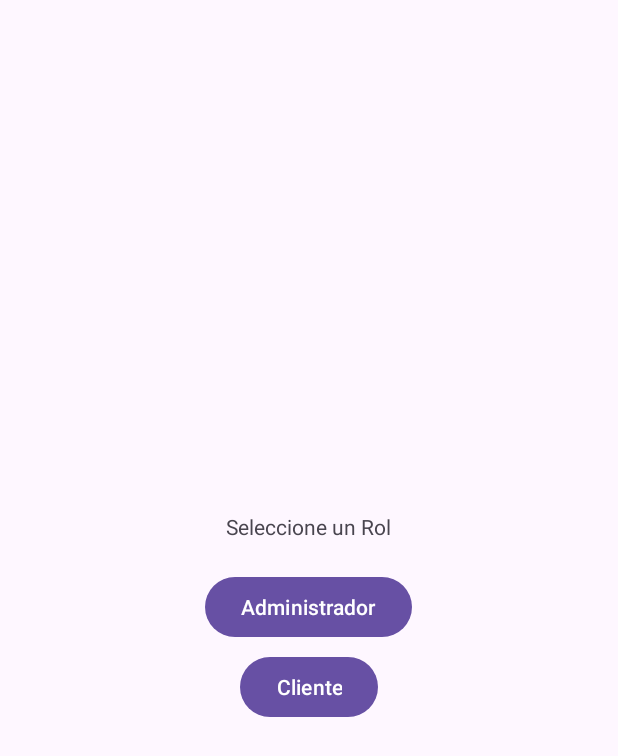
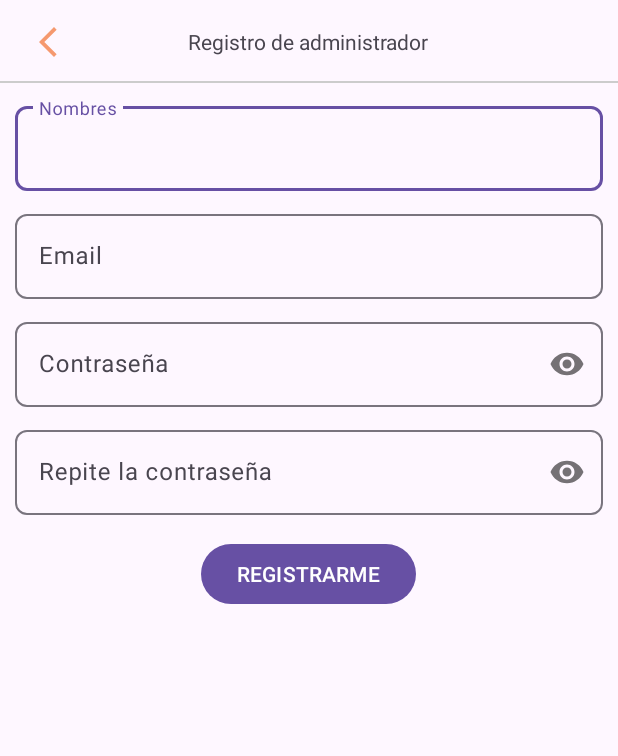
Before and after one commit to pedrojim23/finalmov, an Android app: the screen it shows after launch (Eligir_rol before the commit, Registrar_admin after it), after a tap on "Administrador", on a phone screen of 412 x 824 dp. Shown: the top 756 px of the screen. Run offline under Robolectric (Android 15) with nearby library versions, the light colour scheme and no system bars.

Commit message:
UI registrar admin

```diff
--- a/app/src/main/AndroidManifest.xml
+++ b/app/src/main/AndroidManifest.xml
@@ -12,6 +12,9 @@
         android:supportsRtl="true"
         android:theme="@style/Theme.Biblioteca"
         tools:targetApi="31">
+        <activity
+            android:name=".Administrador.Registrar_admin"
+            android:exported="false" />
         <activity
             android:name=".Eligir_rol"
             android:exported="false" />
--- /dev/null
+++ b/app/src/main/java/com/example/biblioteca/Administrador/Registrar_admin.kt
@@ -0,0 +1,12 @@
+package com.example.biblioteca.Administrador
+
+import androidx.appcompat.app.AppCompatActivity
+import android.os.Bundle
+import com.example.biblioteca.R
+
+class Registrar_admin : AppCompatActivity() {
+    override fun onCreate(savedInstanceState: Bundle?) {
+        super.onCreate(savedInstanceState)
+        setContentView(R.layout.activity_registrar_admin)
+    }
+}
--- a/app/src/main/java/com/example/biblioteca/Eligir_rol.kt
+++ b/app/src/main/java/com/example/biblioteca/Eligir_rol.kt
@@ -1,8 +1,10 @@
 package com.example.biblioteca
 
+import android.content.Intent
 import androidx.appcompat.app.AppCompatActivity
 import android.os.Bundle
 import android.widget.Toast
+import com.example.biblioteca.Administrador.Registrar_admin
 import com.example.biblioteca.databinding.ActivityEligirRolBinding
 
 class Eligir_rol : AppCompatActivity() {
@@ -14,7 +16,8 @@ class Eligir_rol : AppCompatActivity() {
         setContentView(binding.root)
 
         binding.BtnRolAdministrador.setOnClickListener(){
-            Toast.makeText(applicationContext, "Rol administrador", Toast.LENGTH_SHORT).show()
+            //Toast.makeText(applicationContext, "Rol administrador", Toast.LENGTH_SHORT).show()
+            startActivity(Intent(this@Eligir_rol, Registrar_admin::class.java))
         }
 
         binding.BtnRolCliente.setOnClickListener(){
--- /dev/null
+++ b/app/src/main/res/drawable-night/ic_cuenta.xml
@@ -0,0 +1,5 @@
+<vector android:height="24dp" android:tint="#F5996F"
+    android:viewportHeight="24" android:viewportWidth="24"
+    android:width="24dp" xmlns:android="http://schemas.android.com/apk/res/android">
+    <path android:fillColor="@android:color/white" android:pathData="M19,3H5C3.9,3 3,3.9 3,5v14c0,1.1 0.9,2 2,2h14c1.1,0 2,-0.9 2,-2V5C21,3.9 20.1,3 19,3zM12,6c1.93,0 3.5,1.57 3.5,3.5c0,1.93 -1.57,3.5 -3.5,3.5s-3.5,-1.57 -3.5,-3.5C8.5,7.57 10.07,6 12,6zM19,19H5v-0.23c0,-0.62 0.28,-1.2 0.76,-1.58C7.47,15.82 9.64,15 12,15s4.53,0.82 6.24,2.19c0.48,0.38 0.76,0.97 0.76,1.58V19z"/>
+</vector>
--- /dev/null
+++ b/app/src/main/res/drawable-night/ic_dashboard.xml
@@ -0,0 +1,5 @@
+<vector android:height="24dp" android:tint="#F5996F"
+    android:viewportHeight="24" android:viewportWidth="24"
+    android:width="24dp" xmlns:android="http://schemas.android.com/apk/res/android">
+    <path android:fillColor="@android:color/white" android:pathData="M3,13h8L11,3L3,3v10zM3,21h8v-6L3,15v6zM13,21h8L21,11h-8v10zM13,3v6h8L21,3h-8z"/>
+</vector>
--- /dev/null
+++ b/app/src/main/res/drawable-night/ic_regresar.xml
@@ -0,0 +1,5 @@
+<vector android:height="24dp" android:tint="#F5996F"
+    android:viewportHeight="24" android:viewportWidth="24"
+    android:width="24dp" xmlns:android="http://schemas.android.com/apk/res/android">
+    <path android:fillColor="@android:color/white" android:pathData="M17.77,3.77l-1.77,-1.77l-10,10l10,10l1.77,-1.77l-8.23,-8.23z"/>
+</vector>
--- /dev/null
+++ b/app/src/main/res/drawable/ic_regresar.xml
@@ -0,0 +1,5 @@
+<vector android:height="24dp" android:tint="#F5996F"
+    android:viewportHeight="24" android:viewportWidth="24"
+    android:width="24dp" xmlns:android="http://schemas.android.com/apk/res/android">
+    <path android:fillColor="@android:color/white" android:pathData="M17.77,3.77l-1.77,-1.77l-10,10l10,10l1.77,-1.77l-8.23,-8.23z"/>
+</vector>
--- /dev/null
+++ b/app/src/main/res/layout/activity_registrar_admin.xml
@@ -0,0 +1,137 @@
+<?xml version="1.0" encoding="utf-8"?>
+<RelativeLayout xmlns:android="http://schemas.android.com/apk/res/android"
+    xmlns:app="http://schemas.android.com/apk/res-auto"
+    xmlns:tools="http://schemas.android.com/tools"
+    android:layout_width="match_parent"
+    android:layout_height="match_parent"
+    tools:context=".Administrador.Registrar_admin">
+
+    <RelativeLayout
+        android:id="@+id/toolbarRLAdminR"
+        android:layout_width="match_parent"
+        android:layout_height="@dimen/m_toolbar_height">
+        <ImageButton
+            android:id="@+id/Ib_regresar"
+            android:src="@drawable/ic_regresar"
+            android:background="@android:color/transparent"
+            android:padding="20dp"
+            android:layout_centerVertical="true"
+            android:layout_width="wrap_content"
+            android:layout_height="wrap_content"/>
+
+        <TextView
+            android:id="@+id/toolbarTituloR"
+            android:text="@string/TxtRegistroAdmin"
+            android:layout_centerInParent="true"
+            android:layout_width="wrap_content"
+            android:layout_height="wrap_content"/>
+
+        <View
+            android:layout_alignParentBottom="true"
+            android:background="#cccccc"
+            android:layout_width="match_parent"
+            android:layout_height="1dp"/>
+    </RelativeLayout>
+
+    <RelativeLayout
+        android:layout_below="@+id/toolbarRLAdminR"
+        android:layout_width="match_parent"
+        android:layout_height="match_parent"
+        android:padding="10dp">
+
+        <androidx.appcompat.widget.LinearLayoutCompat
+            android:layout_width="match_parent"
+            android:layout_height="wrap_content"
+            android:orientation="vertical">
+
+            <!--Nombres-->
+            <com.google.android.material.textfield.TextInputLayout
+                android:layout_width="match_parent"
+                android:layout_height="wrap_content"
+                app:boxCornerRadiusBottomEnd="8dp"
+                app:boxCornerRadiusTopStart="8dp"
+                app:boxCornerRadiusTopEnd="8dp"
+                app:boxCornerRadiusBottomStart="8dp">
+
+                <EditText
+                    android:id="@+id/Et_nombres_admin"
+                    android:hint="@string/Et_nombres_admin"
+                    android:inputType="textPersonName|textCapWords"
+                    android:layout_width="match_parent"
+                    android:layout_height="wrap_content"/>
+
+            </com.google.android.material.textfield.TextInputLayout>
+
+            <!--Email-->
+            <com.google.android.material.textfield.TextInputLayout
+                android:layout_width="match_parent"
+                android:layout_height="wrap_content"
+                android:layout_marginTop="10dp"
+                app:boxCornerRadiusBottomEnd="8dp"
+                app:boxCornerRadiusTopStart="8dp"
+                app:boxCornerRadiusTopEnd="8dp"
+                app:boxCornerRadiusBottomStart="8dp">
+
+                <EditText
+                    android:id="@+id/Et_email_admin"
+                    android:hint="@string/Et_email_admin"
+                    android:inputType="textEmailAddress"
+                    android:layout_width="match_parent"
+                    android:layout_height="wrap_content"/>
+
+            </com.google.android.material.textfield.TextInputLayout>
+
+            <!--Password-->
+            <com.google.android.material.textfield.TextInputLayout
+                android:layout_width="match_parent"
+                android:layout_height="wrap_content"
+                android:layout_marginTop="10dp"
+                app:passwordToggleEnabled="true"
+                app:boxCornerRadiusBottomEnd="8dp"
+                app:boxCornerRadiusTopStart="8dp"
+                app:boxCornerRadiusTopEnd="8dp"
+                app:boxCornerRadiusBottomStart="8dp">
+
+                <EditText
+                    android:id="@+id/Et_password_admin"
+                    android:hint="@string/Et_password_admin"
+                    android:inputType="textPassword"
+                    android:layout_width="match_parent"
+                    android:layout_height="wrap_content"/>
+
+            </com.google.android.material.textfield.TextInputLayout>
+
+            <!--RepPassword-->
+            <com.google.android.material.textfield.TextInputLayout
+                android:layout_width="match_parent"
+                android:layout_height="wrap_content"
+                android:layout_marginTop="10dp"
+                app:passwordToggleEnabled="true"
+                app:boxCornerRadiusBottomEnd="8dp"
+                app:boxCornerRadiusTopStart="8dp"
+                app:boxCornerRadiusTopEnd="8dp"
+                app:boxCornerRadiusBottomStart="8dp">
+
+                <EditText
+                    android:id="@+id/Et_R_password_admin"
+                    android:hint="@string/Et_R_password_admin"
+                    android:inputType="textPassword"
+                    android:layout_width="match_parent"
+                    android:layout_height="wrap_content"/>
+
+            </com.google.android.material.textfield.TextInputLayout>
+
+            <com.google.android.material.button.MaterialButton
+                android:id="@+id/Btn_resgistrar_admin"
+                android:text="@string/Btn_resgistrar_admin"
+                android:textAllCaps="true"
+                android:layout_marginTop="15dp"
+                android:layout_gravity="center"
+                android:layout_width="wrap_content"
+                android:layout_height="wrap_content"/>
+
+        </androidx.appcompat.widget.LinearLayoutCompat>
+
+    </RelativeLayout>
+
+</RelativeLayout>
--- a/app/src/main/res/values/strings.xml
+++ b/app/src/main/res/values/strings.xml
@@ -9,6 +9,13 @@
     <string name="Txt_rol">Seleccione un Rol</string>
     <string name="Btn_rol_administrador">Administrador</string>
     <string name="Btn_rol_cliente">Cliente</string>
+
+    <string name="TxtRegistroAdmin">Registro de administrador</string>
+    <string name="Et_nombres_admin">Nombres</string>
+    <string name="Et_email_admin">Email</string>
+    <string name="Et_password_admin">Contraseña</string>
+    <string name="Et_R_password_admin">Repite la contraseña</string>
+    <string name="Btn_resgistrar_admin">Registrarme</string>
     <!-- TODO: Remove or change this placeholder text -->
     <string name="hello_blank_fragment">Hello blank fragment</string>
 
```
